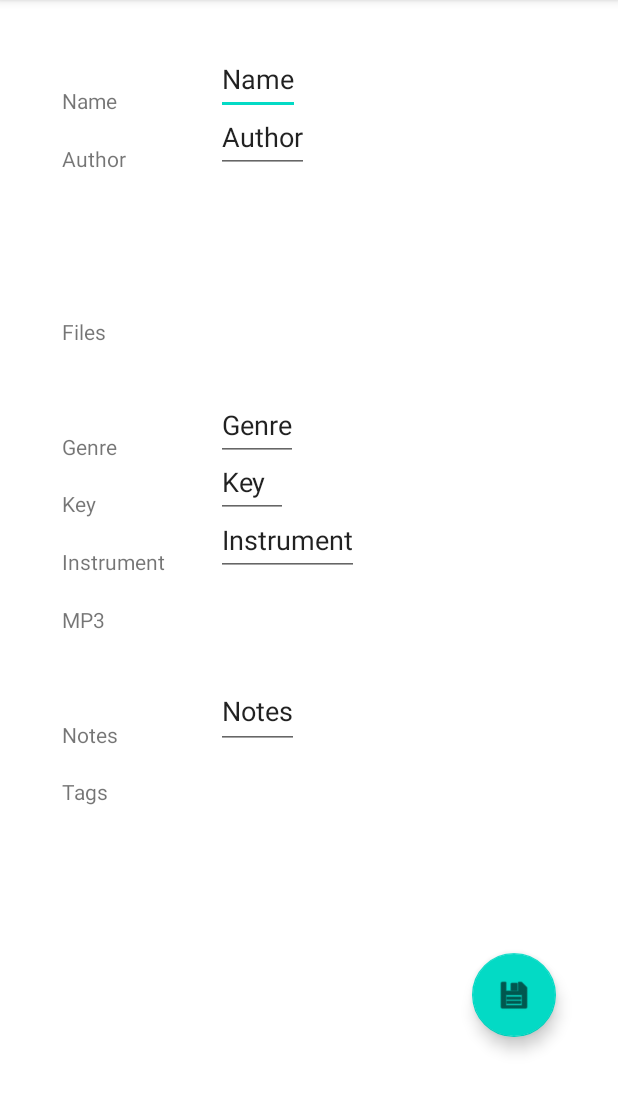
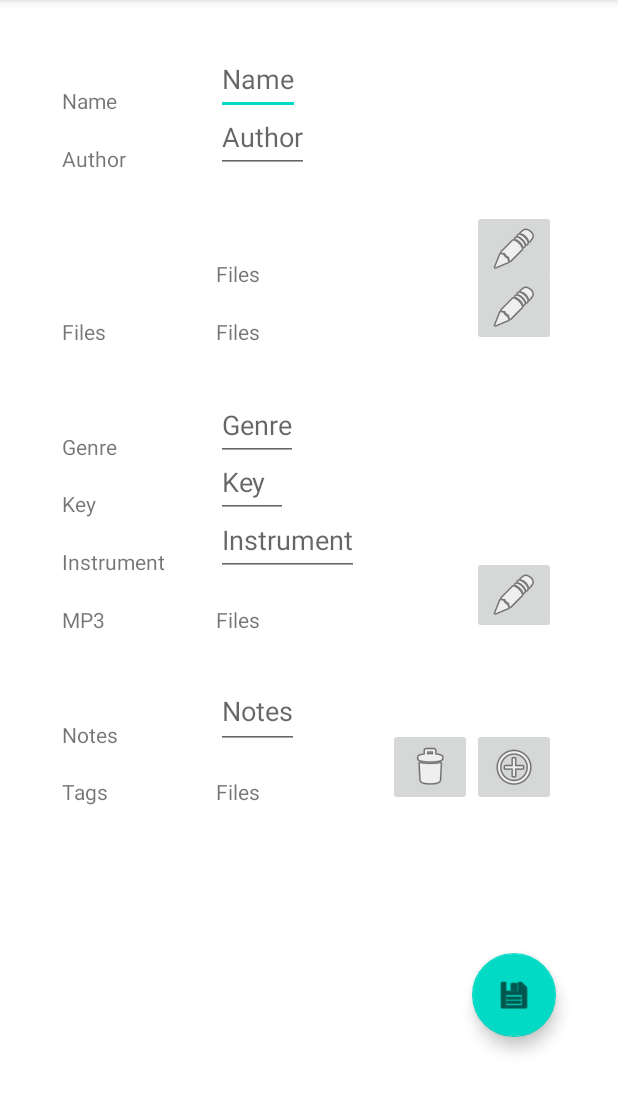
Before and after one commit to geislerovamarie/SpravaNot, an Android app: the AddSheetmusic screen opened directly, with no data from a screen before it, on a phone screen of 412 x 824 dp, the part 84-1198 px from its top. Run offline under Robolectric (Android 15) with nearby library versions, the phone set to English and light mode, and no system bars.

Commit message:
Sheetmusic - buttons added; DatabaseHelper modified a bit

```diff
--- a/app/src/main/java/com/example/spravanot/AddSheetmusic.java
+++ b/app/src/main/java/com/example/spravanot/AddSheetmusic.java
@@ -6,18 +6,33 @@ import android.content.Intent;
 import android.os.Bundle;
 import android.view.View;
 import android.widget.EditText;
+import android.widget.ImageButton;
+import android.widget.TextView;
+import android.widget.Toast;
 
 import com.google.android.material.floatingactionbutton.FloatingActionButton;
+
+import java.util.ArrayList;
 
 public class AddSheetmusic extends AppCompatActivity {
 
     EditText name_text, author_text, genre_text, key_text, instrument_text, notes_text;
+    TextView jpg_text, pdf_text, mp3_text, tags_text;
+    ImageButton edit_pdf, edit_jpg, edit_mp3;
+    ImageButton add_tag, remove_tag;
     FloatingActionButton save;
+
+    ArrayList<String> files;
+    ArrayList<String> tags;
 
     @Override
     protected void onCreate(Bundle savedInstanceState) {
         super.onCreate(savedInstanceState);
         setContentView(R.layout.activity_add_sheetmusic);
+
+        // init - for AddSheetmusic files and tags are empty, for EditSheetmusic it have load from db
+        files = new ArrayList<>();
+        tags = new ArrayList<>();
 
         name_text = findViewById(R.id.add_sheetmusic_name_answer);
         author_text = findViewById(R.id.add_sheetmusic_author_answer);
@@ -25,6 +40,55 @@ public class AddSheetmusic extends AppCompatActivity {
         key_text = findViewById(R.id.add_sheetmusic_key_answer);
         instrument_text = findViewById(R.id.add_sheetmusic_instrument_answer);
         notes_text = findViewById(R.id.add_sheetmusic_notes_answer);
+        jpg_text = findViewById(R.id.add_sheetmusic_jpg_files);
+        pdf_text = findViewById(R.id.add_sheetmusic_pdf_files);
+        mp3_text = findViewById(R.id.add_sheetmusic_mp3_answer);
+        tags_text = findViewById(R.id.add_sheetmusic_tags_answer);
+
+        edit_pdf = findViewById(R.id.add_sheetmusic_edit_pdf_button);
+        edit_pdf.setOnClickListener(new View.OnClickListener() {
+            @Override
+            public void onClick(View view) {
+                Toast.makeText(AddSheetmusic.this, "edit pdf", Toast.LENGTH_SHORT).show();
+                // startactivityonresult or bundle -> store result in files, not in database, it would have to be saved first
+            }
+        });
+
+        edit_jpg = findViewById(R.id.add_sheetmusic_edit_jpg_button);
+        edit_jpg.setOnClickListener(new View.OnClickListener() {
+            @Override
+            public void onClick(View view) {
+                Toast.makeText(AddSheetmusic.this, "edit jpg", Toast.LENGTH_SHORT).show();
+                // startactivityonresult -> store result in files, not in database, it would have to be saved first
+            }
+        });
+
+        edit_mp3 = findViewById(R.id.add_sheetmusic_edit_mp3_button);
+        edit_mp3.setOnClickListener(new View.OnClickListener() {
+            @Override
+            public void onClick(View view) {
+                Toast.makeText(AddSheetmusic.this, "edit mp3", Toast.LENGTH_SHORT).show();
+                // startactivityonresult -> store result in mp3
+            }
+        });
+
+        add_tag = findViewById(R.id.add_sheetmusic_add_tags_button);
+        add_tag.setOnClickListener(new View.OnClickListener() {
+            @Override
+            public void onClick(View view) {
+                Toast.makeText(AddSheetmusic.this, "add tag", Toast.LENGTH_SHORT).show();
+                // startactivityonresult -> store result in tags, not in database, it would have to be saved first
+            }
+        });
+
+        remove_tag = findViewById(R.id.add_sheetmusic_remove_tags_button);
+        remove_tag.setOnClickListener(new View.OnClickListener() {
+            @Override
+            public void onClick(View view) {
+                Toast.makeText(AddSheetmusic.this, "remove tag", Toast.LENGTH_SHORT).show();
+                // startactivityonresult -> store result in tags, not in database, it would have to be saved first
+            }
+        });
 
         save =findViewById(R.id.add_sheetmusic_add_button);
         save.setOnClickListener(new View.OnClickListener() {
@@ -40,10 +104,8 @@ public class AddSheetmusic extends AppCompatActivity {
                 s.setKey(key_text.getText().toString().trim());
                 s.setInstument(instrument_text.getText().toString().trim());
                 s.setNotes(notes_text.getText().toString().trim());
-
-                // add files to s
-
-                // add tags to s
+                s.setFiles(files);
+                s.setTags(tags);
 
                 int id = db.addSheetmusic(s);
                 s.setId(id);
--- a/app/src/main/java/com/example/spravanot/DatabaseHelper.java
+++ b/app/src/main/java/com/example/spravanot/DatabaseHelper.java
@@ -122,18 +122,17 @@ public class DatabaseHelper extends SQLiteOpenHelper {
     void addFilesToSheetmusic(Sheetmusic s){
         SQLiteDatabase db = this.getWritableDatabase();
         for (int i = 0; i < s.getFiles().size(); i++) {
-            ContentValues cvF = new ContentValues();
-            cvF.put(COL_ADDRESS, s.getFiles().get(i));
-            long idFile = db.insert(TABLE_FILE, null, cvF);
 
-            if(idFile == -1){   // error happend, but it is possible that this address already exists
-                String qID = "SELECT " + COL_ID + " FROM " + TABLE_FILE + " WHERE " + COL_ADDRESS + " = ?;";
-                String [] strings = new String[] {s.getFiles().get(i)};
-                Cursor cID = db.rawQuery(qID, strings);
-                idFile = cID.getInt(cID.getColumnIndex(COL_ID));
+            String fileAddress = s.getFiles().get(i);
+            long idFile = getIdOfExistingFile(fileAddress);
+            if(idFile == -1) {
+                // add file
+                ContentValues cvF = new ContentValues();
+                cvF.put(COL_ADDRESS, s.getFiles().get(i));
+                idFile = db.insert(TABLE_FILE, null, cvF);
             }
 
-            if(idFile != -1){   // if file exists in table, connect file to sheetmusic
+            if(idFile != -1){   // if the file exists in file table, connect file to sheetmusic
                 ContentValues cvSh_F = new ContentValues();
                 cvSh_F.put(COL_ID_SHEETMUSIC,s.getId());
                 cvSh_F.put(COL_ID_FILE, idFile);
@@ -148,7 +147,7 @@ public class DatabaseHelper extends SQLiteOpenHelper {
             ContentValues cvT = new ContentValues();
             String nameTag = s.getTags().get(i);
             cvT.put(COL_NAME, nameTag);
-            db.insert(TABLE_TAG, null, cvT);
+            db.insert(TABLE_TAG, null, cvT); // check whether it works - no duplicates and no crash if exists
 
             ContentValues cvSh_T = new ContentValues();
             cvSh_T.put(COL_ID_SHEETMUSIC,s.getId());
@@ -389,6 +388,18 @@ public class DatabaseHelper extends SQLiteOpenHelper {
         }
         return setlist;
     }
+
+    @SuppressLint("Range")
+    public int getIdOfExistingFile(String address){
+        SQLiteDatabase db = this.getReadableDatabase();
+
+        String q = "SELECT * FROM " + TABLE_FILE + " WHERE " + COL_ADDRESS + " = ?;";
+        String [] strings = new String[] {address};
+        Cursor c = db.rawQuery(q, strings);
+
+        while(c.moveToNext()) return c.getInt(c.getColumnIndex(COL_ID));
+        return -1;
+    }
 /*
     // Cursor get data---------------------------------------------------------
     public Cursor readData(String table_name) {
--- a/app/src/main/res/layout/activity_add_sheetmusic.xml
+++ b/app/src/main/res/layout/activity_add_sheetmusic.xml
@@ -44,7 +44,14 @@
         app:layout_constraintGuide_percent="0.15" />
 
     <androidx.constraintlayout.widget.Guideline
-        android:id="@+id/add_sheetmusic_files_guideline"
+        android:id="@+id/add_sheetmusic_files1_guideline"
+        android:layout_width="wrap_content"
+        android:layout_height="wrap_content"
+        android:orientation="horizontal"
+        app:layout_constraintGuide_percent="0.25" />
+
+    <androidx.constraintlayout.widget.Guideline
+        android:id="@+id/add_sheetmusic_files2_guideline"
         android:layout_width="wrap_content"
         android:layout_height="wrap_content"
         android:orientation="horizontal"
@@ -128,7 +135,7 @@
         android:layout_width="wrap_content"
         android:layout_height="wrap_content"
         android:text="@string/text_files"
-        app:layout_constraintBottom_toBottomOf="@id/add_sheetmusic_files_guideline"
+        app:layout_constraintBottom_toBottomOf="@id/add_sheetmusic_files2_guideline"
         app:layout_constraintEnd_toStartOf="@id/add_sheetmusic_center_guideline"
         app:layout_constraintStart_toStartOf="@id/add_sheetmusic_left_guideline"
         app:layout_constraintHorizontal_bias="0.0"
@@ -211,7 +218,7 @@
         android:layout_height="wrap_content"
         android:inputType="textPersonName"
         android:minHeight="48dp"
-        android:text="@string/text_name"
+        android:hint="@string/text_name"
         app:layout_constraintBottom_toBottomOf="@id/add_sheetmusic_name_guideline"
         app:layout_constraintEnd_toStartOf="@id/add_sheetmusic_right_guideline"
         app:layout_constraintStart_toStartOf="@id/add_sheetmusic_center_guideline"
@@ -224,7 +231,7 @@
         android:layout_height="wrap_content"
         android:inputType="textPersonName"
         android:minHeight="48dp"
-        android:text="@string/text_author"
+        android:hint="@string/text_author"
         app:layout_constraintBottom_toBottomOf="@id/add_sheetmusic_author_guideline"
         app:layout_constraintEnd_toStartOf="@id/add_sheetmusic_right_guideline"
         app:layout_constraintStart_toStartOf="@id/add_sheetmusic_center_guideline"
@@ -232,7 +239,27 @@
         />
 
 
+    <TextView
+        android:id="@+id/add_sheetmusic_pdf_files"
+        android:layout_width="wrap_content"
+        android:layout_height="wrap_content"
+        android:text="@string/text_files"
+        app:layout_constraintBottom_toBottomOf="@id/add_sheetmusic_files1_guideline"
+        app:layout_constraintEnd_toStartOf="@id/add_sheetmusic_right_guideline"
+        app:layout_constraintStart_toStartOf="@id/add_sheetmusic_center_guideline"
+        app:layout_constraintHorizontal_bias="0.0"
+        />
 
+    <TextView
+        android:id="@+id/add_sheetmusic_jpg_files"
+        android:layout_width="wrap_content"
+        android:layout_height="wrap_content"
+        android:text="@string/text_files"
+        app:layout_constraintBottom_toBottomOf="@id/add_sheetmusic_files2_guideline"
+        app:layout_constraintEnd_toStartOf="@id/add_sheetmusic_right_guideline"
+        app:layout_constraintStart_toStartOf="@id/add_sheetmusic_center_guideline"
+        app:layout_constraintHorizontal_bias="0.0"
+        />
 
 
 
@@ -242,7 +269,7 @@
         android:layout_height="wrap_content"
         android:inputType="textPersonName"
         android:minHeight="48dp"
-        android:text="@string/text_genre"
+        android:hint="@string/text_genre"
         app:layout_constraintBottom_toBottomOf="@id/add_sheetmusic_genre_guideline"
         app:layout_constraintEnd_toStartOf="@id/add_sheetmusic_right_guideline"
         app:layout_constraintStart_toStartOf="@id/add_sheetmusic_center_guideline"
@@ -256,7 +283,7 @@
         android:inputType="textPersonName"
         android:minWidth="48dp"
         android:minHeight="48dp"
-        android:text="@string/text_key"
+        android:hint="@string/text_key"
         app:layout_constraintBottom_toBottomOf="@id/add_sheetmusic_key_guideline"
         app:layout_constraintEnd_toStartOf="@id/add_sheetmusic_right_guideline"
         app:layout_constraintHorizontal_bias="0.0"
@@ -268,7 +295,7 @@
         android:layout_height="wrap_content"
         android:inputType="textPersonName"
         android:minHeight="48dp"
-        android:text="@string/text_instrument"
+        android:hint="@string/text_instrument"
         app:layout_constraintBottom_toBottomOf="@id/add_sheetmusic_instrument_guideline"
         app:layout_constraintEnd_toStartOf="@id/add_sheetmusic_right_guideline"
         app:layout_constraintStart_toStartOf="@id/add_sheetmusic_center_guideline"
@@ -276,7 +303,16 @@
         />
 
 
-
+    <TextView
+        android:id="@+id/add_sheetmusic_mp3_answer"
+        android:layout_width="wrap_content"
+        android:layout_height="wrap_content"
+        android:text="@string/text_files"
+        app:layout_constraintBottom_toBottomOf="@id/add_sheetmusic_mp3_guideline"
+        app:layout_constraintEnd_toStartOf="@id/add_sheetmusic_right_guideline"
+        app:layout_constraintStart_toStartOf="@id/add_sheetmusic_center_guideline"
+        app:layout_constraintHorizontal_bias="0.0"
+        />
 
 
     <EditText
@@ -286,21 +322,84 @@
         android:gravity="start|top"
         android:inputType="textMultiLine"
         android:minHeight="48dp"
-        android:text="@string/text_notes"
+        android:hint="@string/text_notes"
         app:layout_constraintBottom_toBottomOf="@id/add_sheetmusic_notes_guideline"
         app:layout_constraintStart_toStartOf="@id/add_sheetmusic_center_guideline"
         app:layout_constraintEnd_toStartOf="@id/add_sheetmusic_right_guideline"
         app:layout_constraintHorizontal_bias="0.0"/>
+
+    <TextView
+        android:id="@+id/add_sheetmusic_tags_answer"
+        android:layout_width="wrap_content"
+        android:layout_height="wrap_content"
+        android:text="@string/text_files"
+        app:layout_constraintBottom_toBottomOf="@id/add_sheetmusic_tags_guideline"
+        app:layout_constraintEnd_toStartOf="@id/add_sheetmusic_right_guideline"
+        app:layout_constraintStart_toStartOf="@id/add_sheetmusic_center_guideline"
+        app:layout_constraintHorizontal_bias="0.0"
+        />
 
     <com.google.android.material.floatingactionbutton.FloatingActionButton
         android:id="@+id/add_sheetmusic_add_button"
         android:layout_width="wrap_content"
         android:layout_height="wrap_content"
         android:clickable="true"
-        android:contentDescription="@string/describe_add_floating_button"
+        android:contentDescription="@string/describe_add_button"
         app:srcCompat="@android:drawable/ic_menu_save"
         app:layout_constraintBottom_toBottomOf="@id/add_sheetmusic_add_guideline"
         app:layout_constraintEnd_toStartOf="@id/add_sheetmusic_right_guideline" />
 
+    <ImageButton
+        android:id="@+id/add_sheetmusic_edit_pdf_button"
+        android:layout_width="wrap_content"
+        android:layout_height="wrap_content"
+        android:contentDescription="@string/describe_edit_button"
+        app:srcCompat="@android:drawable/ic_menu_edit"
+        app:layout_constraintBottom_toBottomOf="@id/add_sheetmusic_files1_guideline"
+        app:layout_constraintEnd_toStartOf="@id/add_sheetmusic_right_guideline"
+        app:layout_constraintHorizontal_bias="0.0" />
+
+    <ImageButton
+        android:id="@+id/add_sheetmusic_edit_jpg_button"
+        android:layout_width="wrap_content"
+        android:layout_height="wrap_content"
+        android:contentDescription="@string/describe_edit_button"
+        app:srcCompat="@android:drawable/ic_menu_edit"
+        app:layout_constraintBottom_toBottomOf="@id/add_sheetmusic_files2_guideline"
+        app:layout_constraintEnd_toStartOf="@id/add_sheetmusic_right_guideline"
+        app:layout_constraintHorizontal_bias="0.0" />
+
+    <ImageButton
+        android:id="@+id/add_sheetmusic_edit_mp3_button"
+        android:layout_width="wrap_content"
+        android:layout_height="wrap_content"
+        android:contentDescription="@string/describe_edit_button"
+        app:srcCompat="@android:drawable/ic_menu_edit"
+        app:layout_constraintBottom_toBottomOf="@id/add_sheetmusic_mp3_guideline"
+        app:layout_constraintEnd_toStartOf="@id/add_sheetmusic_right_guideline"
+        app:layout_constraintHorizontal_bias="0.0" />
+
+    <ImageButton
+        android:id="@+id/add_sheetmusic_add_tags_button"
+        android:layout_width="wrap_content"
+        android:layout_height="wrap_content"
+        android:contentDescription="@string/describe_add_button"
+        app:srcCompat="@android:drawable/ic_menu_add"
+        app:layout_constraintBottom_toBottomOf="@id/add_sheetmusic_tags_guideline"
+        app:layout_constraintEnd_toStartOf="@id/add_sheetmusic_right_guideline"
+        app:layout_constraintHorizontal_bias="0.0" />
+
+    <ImageButton
+        android:id="@+id/add_sheetmusic_remove_tags_button"
+        android:layout_width="wrap_content"
+        android:layout_height="wrap_content"
+        android:contentDescription="@string/describe_remove_button"
+        app:srcCompat="@android:drawable/ic_menu_delete"
+        app:layout_constraintBottom_toBottomOf="@id/add_sheetmusic_tags_guideline"
+        app:layout_constraintEnd_toStartOf="@id/add_sheetmusic_add_tags_button"
+        app:layout_constraintHorizontal_bias="0.0" />
+
+
+
 
 </androidx.constraintlayout.widget.ConstraintLayout>
--- a/app/src/main/res/layout/fragment_sheets.xml
+++ b/app/src/main/res/layout/fragment_sheets.xml
@@ -47,7 +47,7 @@
         android:layout_width="wrap_content"
         android:layout_height="wrap_content"
         android:src="@android:drawable/ic_input_add"
-        android:contentDescription="@string/describe_add_floating_button"
+        android:contentDescription="@string/describe_add_button"
         app:layout_constraintBottom_toBottomOf="@id/sheets_top_guideline"
         app:layout_constraintEnd_toEndOf="@id/sheets_right_guideline"
         app:layout_constraintTop_toTopOf="parent"
--- a/app/src/main/res/values/strings.xml
+++ b/app/src/main/res/values/strings.xml
@@ -12,7 +12,7 @@
     <string name="start_settings">Start settings</string>
     <string name="display_explanation">The display won\'t turn off</string>
     <string name="text_home_favorite">Favorite</string>
-    <string name="describe_add_floating_button">Button for adding</string>
+    <string name="describe_add_button">Button for adding</string>
     <string name="text_name">Name</string>
     <string name="text_file">File</string>
     <string name="text_files">Files</string>
@@ -36,4 +36,6 @@
     <string name="no">No</string>
     <string name="describe_scroll">Scroll</string>
     <string name="describe_sheet_filter">Filter button</string>
+    <string name="describe_remove_button">Remove button</string>
+    <string name="describe_edit_button">Edit button</string>
 </resources>
```
Also changed, not shown: 1 other file.
